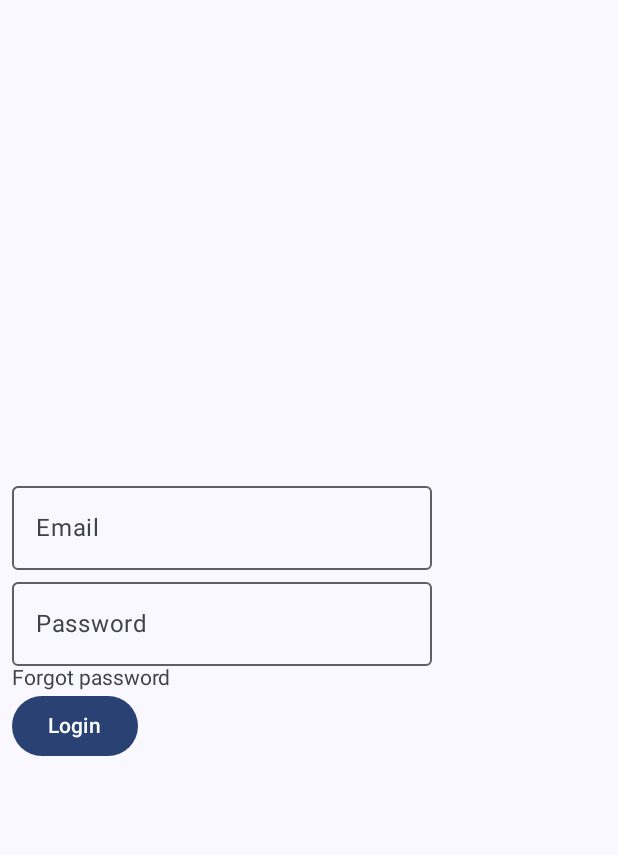
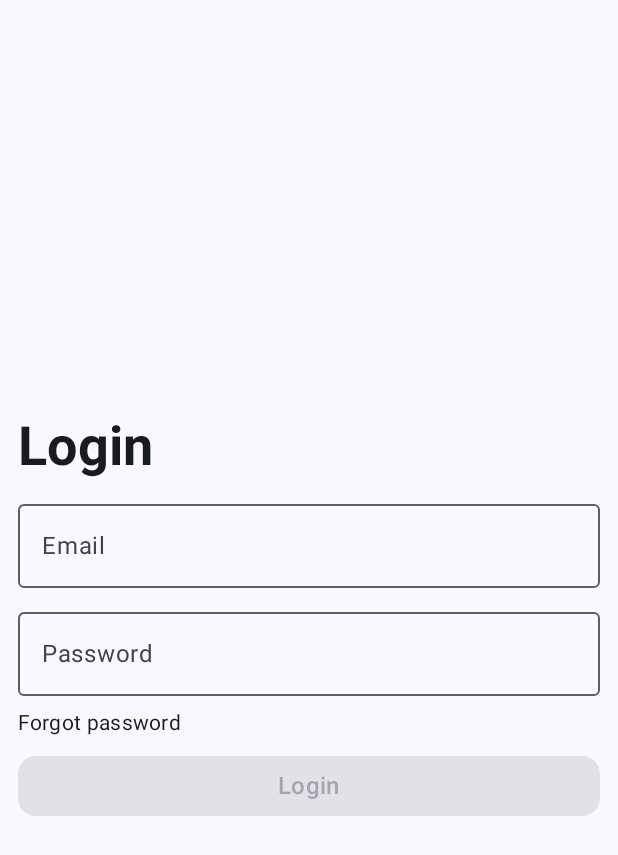
Before and after one commit to EmreArapcicUevak/Smart-Attendance-System, an Android app built with Jetpack Compose: the screen it shows after launch (MainActivity), on a phone screen of 412 x 824 dp. Shown: the top 855 px of the screen. Run offline under Robolectric (Android 15) with nearby library versions, the phone set to English and light mode, and no system bars; our stand-ins replace Dagger/Hilt's generated code.

Commit message:
Rework login screen UI

```diff
--- a/Android/app/src/main/AndroidManifest.xml
+++ b/Android/app/src/main/AndroidManifest.xml
@@ -6,6 +6,7 @@
 
     <application
         android:name=".Application"
+        android:usesCleartextTraffic="true"
         android:allowBackup="true"
         android:dataExtractionRules="@xml/data_extraction_rules"
         android:fullBackupContent="@xml/backup_rules"
--- a/Android/app/src/main/java/com/example/smartattendancesystemandroid/ui/Navigation.kt
+++ b/Android/app/src/main/java/com/example/smartattendancesystemandroid/ui/Navigation.kt
@@ -5,7 +5,7 @@ import androidx.navigation.compose.NavHost
 import androidx.navigation.compose.composable
 import androidx.navigation.compose.rememberNavController
 import com.example.smartattendancesystemandroid.ui.login.LoginScreen
-import com.example.smartattendancesystemandroid.ui.staffhomepage.StaffHomePage
+import com.example.smartattendancesystemandroid.ui.staffhomescreen.StaffHomeScreen
 import kotlinx.serialization.Serializable
 
 @Composable
@@ -17,15 +17,15 @@ fun Navigation() {
     ) {
         composable<LoginScreen> {
             LoginScreen(navigateToStaffHomePage = {
-                navController.navigate(StaffHomePage) {
-                    popUpTo(StaffHomePage) {
+                navController.navigate(StaffHomeScreen) {
+                    popUpTo(LoginScreen) {
                         inclusive = true
                     }
                 }
             })
         }
-        composable<StaffHomePage> {
-            StaffHomePage()
+        composable<StaffHomeScreen> {
+            StaffHomeScreen()
         }
     }
 }
@@ -34,7 +34,7 @@ fun Navigation() {
 object LoginScreen
 
 @Serializable
-object StaffHomePage
+object StaffHomeScreen
 
 /*
 @Serializable
--- a/Android/app/src/main/java/com/example/smartattendancesystemandroid/ui/login/LoginScreen.kt
+++ b/Android/app/src/main/java/com/example/smartattendancesystemandroid/ui/login/LoginScreen.kt
@@ -2,12 +2,14 @@ package com.example.smartattendancesystemandroid.ui.login
 
 import android.widget.Toast
 import androidx.compose.foundation.background
+import androidx.compose.foundation.clickable
 import androidx.compose.foundation.layout.Arrangement
 import androidx.compose.foundation.layout.Column
 import androidx.compose.foundation.layout.fillMaxSize
+import androidx.compose.foundation.layout.fillMaxWidth
 import androidx.compose.foundation.layout.padding
 import androidx.compose.foundation.shape.RoundedCornerShape
-import androidx.compose.foundation.text.ClickableText
+import androidx.compose.foundation.text.KeyboardOptions
 import androidx.compose.material3.BasicAlertDialog
 import androidx.compose.material3.Button
 import androidx.compose.material3.ExperimentalMaterial3Api
@@ -22,13 +24,12 @@ import androidx.compose.runtime.getValue
 import androidx.compose.ui.Alignment
 import androidx.compose.ui.Modifier
 import androidx.compose.ui.platform.LocalContext
-import androidx.compose.ui.text.AnnotatedString
-import androidx.compose.ui.text.SpanStyle
+import androidx.compose.ui.text.font.FontWeight
+import androidx.compose.ui.text.input.KeyboardType
 import androidx.compose.ui.text.input.PasswordVisualTransformation
 import androidx.compose.ui.tooling.preview.Preview
 import androidx.compose.ui.unit.dp
 import androidx.hilt.navigation.compose.hiltViewModel
-import androidx.lifecycle.viewmodel.compose.viewModel
 import com.example.smartattendancesystemandroid.auth.AuthResult
 import com.example.smartattendancesystemandroid.ui.theme.SmartAttendanceSystemAndroidTheme
 
@@ -46,9 +47,11 @@ fun LoginScreen(
                 is AuthResult.Authorized -> {
                     navigateToStaffHomePage()
                 }
+
                 is AuthResult.Unauthorized -> {
                     Toast.makeText(context, "Not Authorized", Toast.LENGTH_LONG).show()
                 }
+
                 is AuthResult.UnknownError -> {
                     Toast.makeText(context, "Unknown error occurred", Toast.LENGTH_LONG).show()
                 }
@@ -57,45 +60,87 @@ fun LoginScreen(
     }
 
 
-
-
-
     val loginUiState by loginViewModel.uiState.collectAsState()
 
+    LoginScreenContent(
+        loginUiState = loginUiState,
+        onValueChangeEmailField = { it ->
+            loginViewModel.onEmailFieldValueChange(it)
+        },
+        onValueChangePasswordField = { it ->
+            loginViewModel.onPasswordFieldValueChange(it)
+        },
+        loginBtnPressed = { loginViewModel.loginBtnPressed() },
+        openDialog = { loginViewModel.openDialog() },
+        closeDialog = { loginViewModel.openDialog(false) }
+    )
+}
+
+@Composable
+private fun LoginScreenContent(
+    loginUiState: LoginUiState,
+    onValueChangeEmailField: (String) -> Unit,
+    onValueChangePasswordField: (String) -> Unit,
+    loginBtnPressed: () -> Unit,
+    openDialog: () -> Unit,
+    closeDialog: () -> Unit,
+) {
     Scaffold { innerPadding ->
         Column(
             verticalArrangement = Arrangement.Center,
             modifier = Modifier
-                .padding(innerPadding).padding(8.dp)
+                .padding(innerPadding)
+                .padding(8.dp)
                 .fillMaxSize()
         ) {
+
+            Text(
+                text = "Login",
+                style = MaterialTheme.typography.displaySmall,
+                fontWeight = FontWeight.Bold,
+                modifier = Modifier.padding(4.dp)
+            )
+
             OutlinedTextField(
                 value = loginUiState.emailFieldValue,
-                onValueChange = {it -> loginViewModel.onEmailFieldValueChange(it)},
+                onValueChange = onValueChangeEmailField,
                 label = { Text(text = "Email") },
+                keyboardOptions = KeyboardOptions(keyboardType = KeyboardType.Email),
                 maxLines = 1,
+                modifier = Modifier.fillMaxWidth().padding(4.dp)
             )
             OutlinedTextField(
                 value = loginUiState.passwordFieldValue,
-                onValueChange = {it -> loginViewModel.onPasswordFieldValueChange(it)},
+                onValueChange = onValueChangePasswordField,
                 label = { Text(text = "Password") },
                 visualTransformation = PasswordVisualTransformation(),
                 maxLines = 1,
-            )
-            ClickableText(text = AnnotatedString(text = "Forgot password", spanStyle = SpanStyle(color = MaterialTheme.colorScheme.onSurfaceVariant)),
-                onClick = {
-                    loginViewModel.openDialog()
-                }
+                modifier = Modifier.fillMaxWidth().padding(4.dp)
             )
 
-            Button(onClick = {
-                loginViewModel.loginBtnPressed()
-            }) {
-                Text(text = "Login")
+            Text(
+                text = "Forgot password",
+                color = MaterialTheme.colorScheme.onSurface,
+                style = MaterialTheme.typography.bodyMedium,
+                modifier = Modifier.padding(4.dp).clickable(onClick = openDialog)
+            )
+
+            Button(
+                onClick = {
+                    loginBtnPressed()
+                },
+                enabled = loginUiState.emailFieldValue.length > 0 && loginUiState.passwordFieldValue.length > 0,
+                shape = RoundedCornerShape(12.dp),
+                modifier = Modifier.fillMaxWidth().padding(4.dp)
+            ) {
+                Text(
+                    text = "Login",
+                    style = MaterialTheme.typography.titleMedium
+                )
             }
 
-            if(loginUiState.dialogOpen) {
-                ForgotPasswordDialog(loginViewModel)
+            if (loginUiState.dialogOpen) {
+                ForgotPasswordDialog(closeDialog)
             }
         }
 
@@ -104,8 +149,8 @@ fun LoginScreen(
 
 @OptIn(ExperimentalMaterial3Api::class)
 @Composable
-fun ForgotPasswordDialog(loginViewModel: LoginScreenViewModel) {
-    BasicAlertDialog(onDismissRequest = {loginViewModel.openDialog(false)}) {
+fun ForgotPasswordDialog(closeDialog: () -> Unit) {
+    BasicAlertDialog(onDismissRequest = closeDialog) {
         Column(
             horizontalAlignment = Alignment.CenterHorizontally,
             modifier = Modifier
@@ -115,9 +160,14 @@ fun ForgotPasswordDialog(loginViewModel: LoginScreenViewModel) {
                 )
                 .padding(horizontal = 10.dp, vertical = 20.dp)
         ) {
-            Text(text = "Contact your administrator for help",
-                modifier = Modifier.padding(bottom = 30.dp))
-            Button(onClick = {loginViewModel.openDialog(false)}) {
+            Text(
+                text = "Contact your administrator for help",
+                modifier = Modifier.padding(bottom = 30.dp)
+            )
+            Button(
+                onClick = closeDialog,
+                shape = RoundedCornerShape(8.dp)
+            ) {
                 Text(text = "Ok")
             }
         }
@@ -129,6 +179,21 @@ fun ForgotPasswordDialog(loginViewModel: LoginScreenViewModel) {
 @Composable
 fun LoginScreenPreview() {
     SmartAttendanceSystemAndroidTheme {
-        LoginScreen(navigateToStaffHomePage = {})
+        LoginScreenContent(
+            loginUiState = LoginUiState(),
+            onValueChangeEmailField = {},
+            onValueChangePasswordField = {},
+            loginBtnPressed = {},
+            openDialog = {},
+            closeDialog = {}
+        )
     }
 }
+
+@Preview
+@Composable
+fun ForgotPasswordDialogPreview() {
+    SmartAttendanceSystemAndroidTheme {
+        ForgotPasswordDialog(closeDialog = {})
+    }
+}
--- a/Android/app/src/main/java/com/example/smartattendancesystemandroid/ui/staffhomepage/StaffHomePage.kt
+++ b/Android/app/src/main/java/com/example/smartattendancesystemandroid/ui/staffhomescreen/StaffHomeScreen.kt
@@ -1,4 +1,4 @@
-package com.example.smartattendancesystemandroid.ui.staffhomepage
+package com.example.smartattendancesystemandroid.ui.staffhomescreen
 
 import androidx.compose.foundation.layout.Arrangement
 import androidx.compose.foundation.layout.Column
@@ -9,7 +9,7 @@ import androidx.compose.ui.Alignment
 import androidx.compose.ui.Modifier
 
 @Composable
-fun StaffHomePage() {
+fun StaffHomeScreen() {
     Column(
         verticalArrangement = Arrangement.Center,
         horizontalAlignment = Alignment.CenterHorizontally,
```
